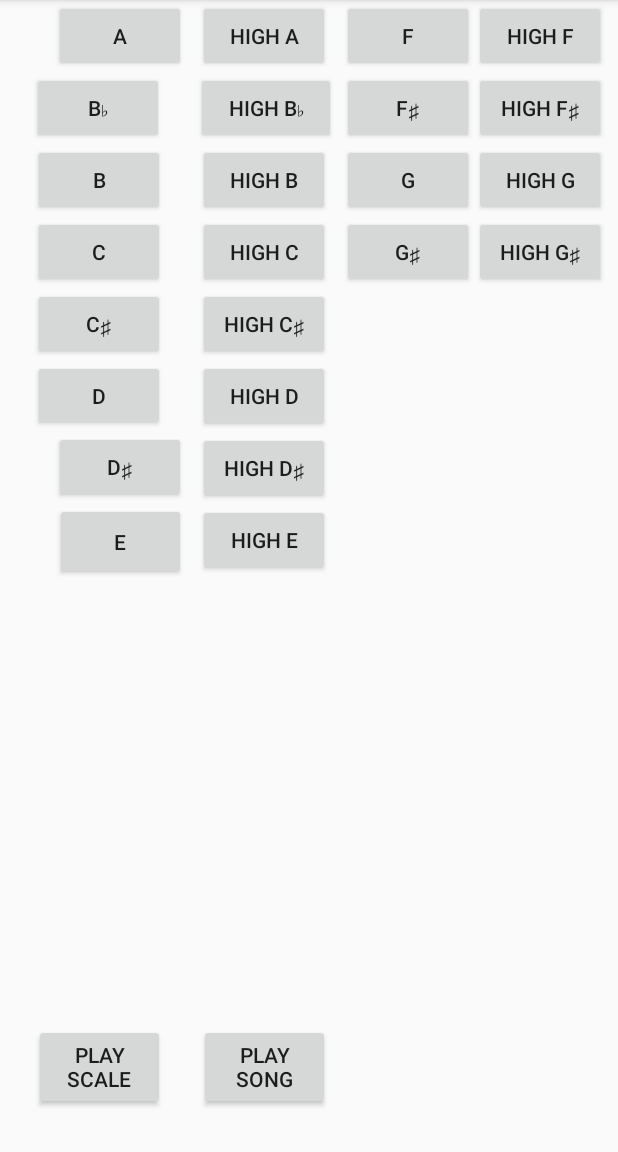
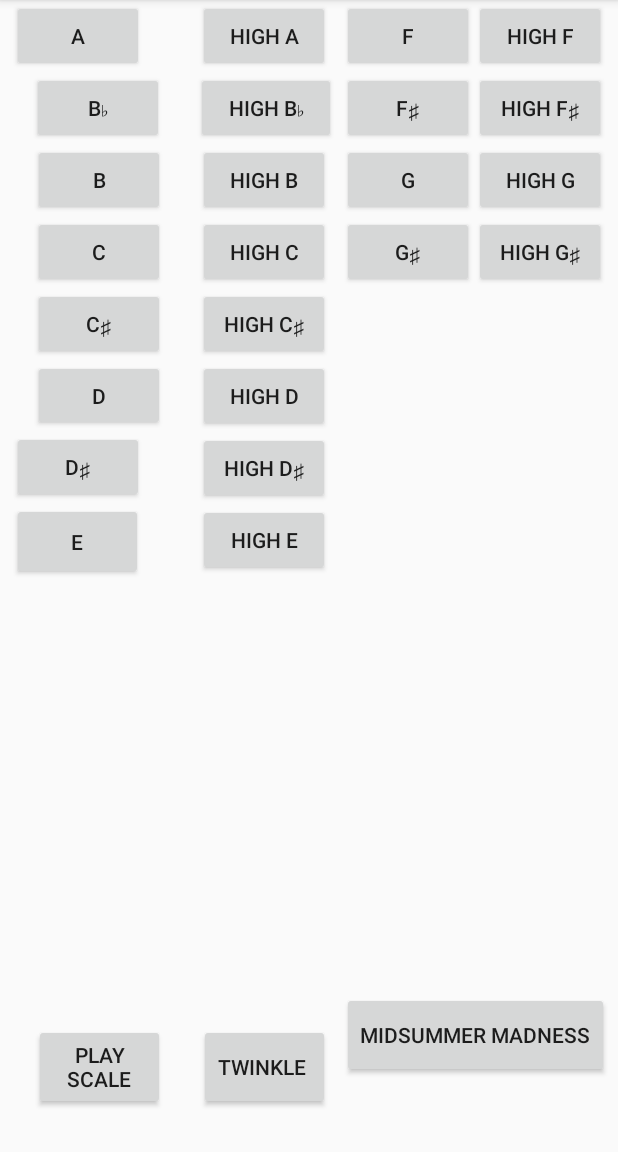
Before and after one commit to williamyip1112/Synthesizer, an Android app: the screen it shows after launch (SynthesizerActivity), on a phone screen of 412 x 824 dp, the part 84-1236 px from its top. Run offline under Robolectric (Android 15) with nearby library versions, the phone set to English and light mode, and no system bars.

Commit message:
Worked on Midsummer Madness

```diff
--- a/app/src/main/res/layout/activity_synthesizer.xml
+++ b/app/src/main/res/layout/activity_synthesizer.xml
@@ -19,8 +19,11 @@
         android:layout_width="wrap_content"
         android:layout_height="wrap_content"
         android:layout_marginEnd="8dp"
+        android:layout_marginStart="8dp"
         android:text="A"
         app:layout_constraintEnd_toStartOf="@+id/button_synth_highA"
+        app:layout_constraintHorizontal_bias="0.0"
+        app:layout_constraintStart_toStartOf="parent"
         app:layout_constraintTop_toTopOf="parent" />
 
     <Button
@@ -86,7 +89,7 @@
         android:layout_marginStart="8dp"
         android:text="D♯"
         app:layout_constraintEnd_toStartOf="@+id/button_synth_highDs"
-        app:layout_constraintHorizontal_bias="1.0"
+        app:layout_constraintHorizontal_bias="0.0"
         app:layout_constraintStart_toStartOf="parent"
         app:layout_constraintTop_toBottomOf="@+id/button_synth_d" />
 
@@ -100,7 +103,7 @@
         android:text="E"
         app:layout_constraintBottom_toTopOf="@+id/button_synth_playScale"
         app:layout_constraintEnd_toStartOf="@+id/button_synth_highE"
-        app:layout_constraintHorizontal_bias="1.0"
+        app:layout_constraintHorizontal_bias="0.0"
         app:layout_constraintStart_toStartOf="parent"
         app:layout_constraintTop_toBottomOf="@+id/button_synth_ds"
         app:layout_constraintVertical_bias="0.0" />
@@ -155,7 +158,7 @@
         android:layout_height="57dp"
         android:layout_marginBottom="28dp"
         android:layout_marginEnd="192dp"
-        android:text="Play Song"
+        android:text="Twinkle "
         app:layout_constraintBottom_toBottomOf="parent"
         app:layout_constraintEnd_toEndOf="parent" />
 
@@ -270,4 +273,20 @@
         app:layout_constraintEnd_toEndOf="parent"
         app:layout_constraintTop_toBottomOf="@+id/button_synth_highG" />
 
+    <Button
+        android:id="@+id/button_synth_playSong3"
+        android:layout_width="wrap_content"
+        android:layout_height="57dp"
+        android:layout_marginBottom="8dp"
+        android:layout_marginEnd="8dp"
+        android:layout_marginStart="8dp"
+        android:layout_marginTop="8dp"
+        android:text="Midsummer Madness"
+        app:layout_constraintBottom_toBottomOf="parent"
+        app:layout_constraintEnd_toEndOf="parent"
+        app:layout_constraintHorizontal_bias="0.0"
+        app:layout_constraintStart_toEndOf="@+id/button_synth_playSong"
+        app:layout_constraintTop_toBottomOf="@+id/button_synth_gs"
+        app:layout_constraintVertical_bias="0.918" />
+
 </android.support.constraint.ConstraintLayout>
```
Also changed, not shown: app/src/main/java/com/example/per2/synthesizer/SynthesizerActivity.java (+73 -1 lines).
